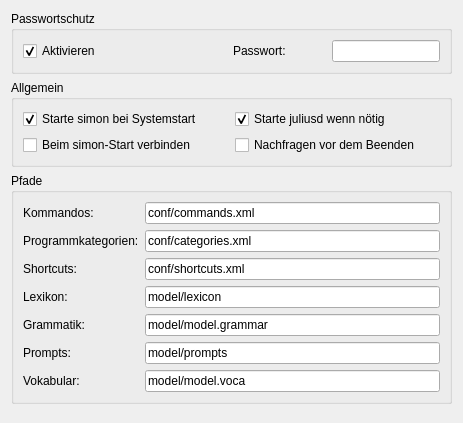
The window that ui/generalsettingsdlg.ui (KDE/simon) describes before a commit, drawn with Qt 5.
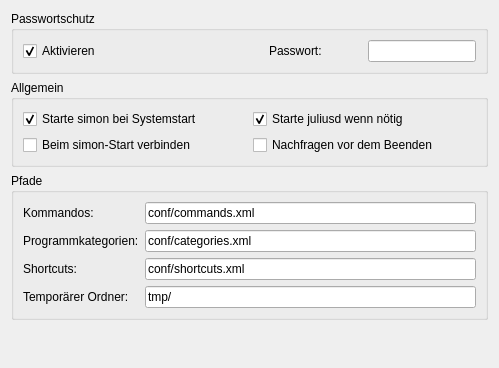
The same window after the commit. Icons and pictures are not drawn.

```diff
--- a/ui/generalsettingsdlg.ui
+++ b/ui/generalsettingsdlg.ui
@@ -5,8 +5,8 @@
    <rect>
     <x>0</x>
     <y>0</y>
-    <width>463</width>
-    <height>423</height>
+    <width>499</width>
+    <height>368</height>
    </rect>
   </property>
   <property name="windowTitle" >
@@ -178,40 +178,7 @@
         <item>
          <widget class="QLabel" name="lbLexicon" >
           <property name="text" >
-           <string>Lexikon:</string>
-          </property>
-          <property name="buddy" >
-           <cstring>leLexicon</cstring>
-          </property>
-         </widget>
-        </item>
-        <item>
-         <widget class="QLabel" name="lbGrammar" >
-          <property name="text" >
-           <string>Grammatik:</string>
-          </property>
-          <property name="buddy" >
-           <cstring>leGrammar</cstring>
-          </property>
-         </widget>
-        </item>
-        <item>
-         <widget class="QLabel" name="lbPrompts" >
-          <property name="text" >
-           <string>Prompts:</string>
-          </property>
-          <property name="buddy" >
-           <cstring>lePrompts</cstring>
-          </property>
-         </widget>
-        </item>
-        <item>
-         <widget class="QLabel" name="lbVocab" >
-          <property name="text" >
-           <string>Vokabular:</string>
-          </property>
-          <property name="buddy" >
-           <cstring>leVocab</cstring>
+           <string>Temporärer Ordner:</string>
           </property>
          </widget>
         </item>
@@ -243,28 +210,7 @@
         <item>
          <widget class="QLineEdit" name="leLexicon" >
           <property name="text" >
-           <string>model/lexicon</string>
-          </property>
-         </widget>
-        </item>
-        <item>
-         <widget class="QLineEdit" name="leGrammar" >
-          <property name="text" >
-           <string>model/model.grammar</string>
-          </property>
-         </widget>
-        </item>
-        <item>
-         <widget class="QLineEdit" name="lePrompts" >
-          <property name="text" >
-           <string>model/prompts</string>
-          </property>
-         </widget>
-        </item>
-        <item>
-         <widget class="QLineEdit" name="leVocab" >
-          <property name="text" >
-           <string>model/model.voca</string>
+           <string>tmp/</string>
           </property>
          </widget>
         </item>
```
Left out of the diff: 4 changed lines with no effect on the pictures.
